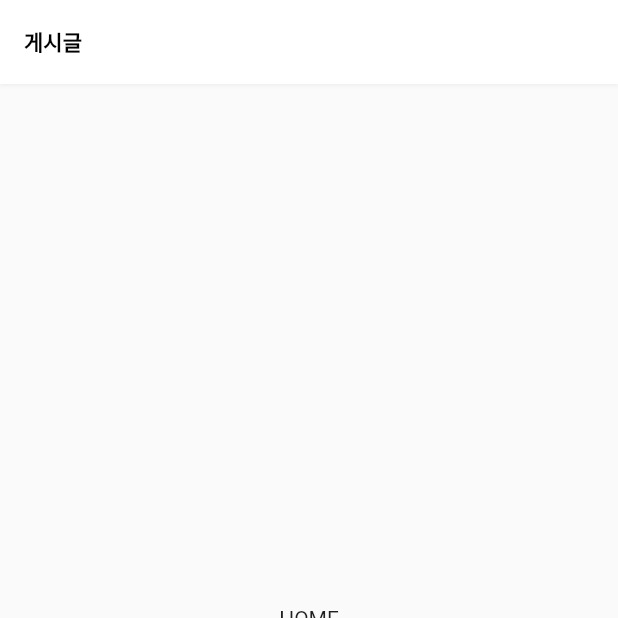
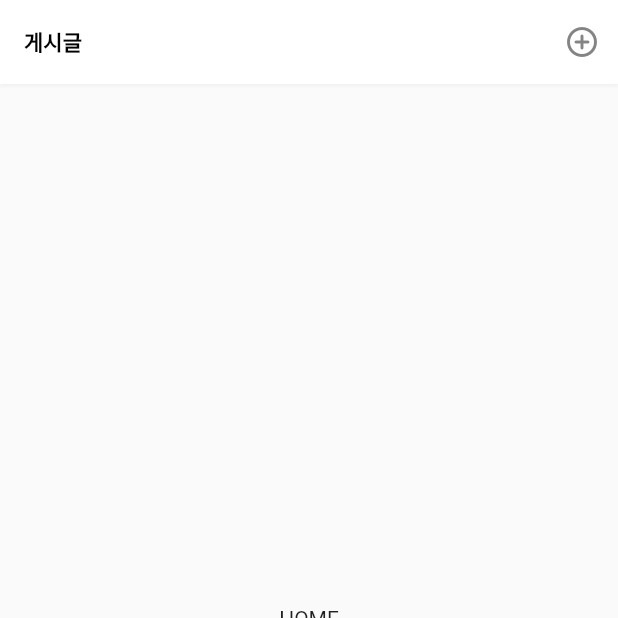
Before and after one commit to lRuRl/idea-concert, a Flutter app: the screen it shows after launch, on a phone screen of 412 x 824 dp, the top half of it. Run offline on Flutter 3.47's test engine with Material 2 defaults, Android fonts, the phone set to English and light mode, and no system bars.

```diff
--- /dev/null
+++ b/iruri/lib/components/component.dart
@@ -0,0 +1,20 @@
+import 'package:flutter/material.dart';
+
+// light gray 색 구분선
+const Widget divider = Divider(color: Color(0xFFEEEEEE), thickness: 1);
+
+/**
+ *  TODO : @jswboseok 프로필정보만들기
+ *  1. 프로필 정보는 StatefulWidget으로 만들 것
+ *  2. 나중에는 사용자의 정보를 받아와야 하기 때문에 현재 석운장이 만드는 컴포넌트를 FutureBuilder 안에 넣을 예정
+ *  3. 석운장은 레이아웃 부터 잡고 시작하고 있음 됨
+ *  4. 'stf' 를 입력하면 StatefulWidget 형태를 자동으로 생성해줌
+ *  vscode 확장 프로그램 : Awesome Flutter Snippets
+ *  ID: nash.awesome-flutter-snippets
+ *  설명: Awesome Flutter Snippets is a collection snippets and shortcuts for commonly used Flutter functions and classes
+ *  버전: 2.0.4
+ *  게시자: Neevash Ramdial
+ *  VS Marketplace 링크: https://marketplace.visualstudio.com/items?itemName=Nash.awesome-flutter-snippets
+ *
+ *  그럼 화이팅
+ */
--- a/iruri/lib/components/navigation.dart
+++ /dev/null
@@ -1,12 +0,0 @@
-import 'package:flutter/material.dart';
-
-// light gray 색 구분선
-const Widget divider = Divider(color: Color(0xFFEEEEEE), thickness: 1);
-
-// ignore: slash_for_doc_comments
-/**
- *  BottomNavigationBar
- *  HOME : 매칭이 이루어지는 탭
- *  STATE : 매칭 현황을 볼 수 있는 탭
- *  PERSONAL : 개인 설정을 할 수 있는 탭
- */
--- a/iruri/lib/pages/home/home.dart
+++ b/iruri/lib/pages/home/home.dart
@@ -1,5 +1,4 @@
 import 'package:flutter/material.dart';
-import 'package:iruri/components/navigation.dart';
 
 class HomePage extends StatefulWidget {
   @override
--- a/iruri/lib/pages/personal/personal.dart
+++ b/iruri/lib/pages/personal/personal.dart
@@ -1,5 +1,4 @@
 import 'package:flutter/material.dart';
-import 'package:iruri/components/navigation.dart';
 
 class PersonalPage extends StatefulWidget {
   @override
--- a/iruri/lib/pages/state/state.dart
+++ b/iruri/lib/pages/state/state.dart
@@ -1,5 +1,4 @@
 import 'package:flutter/material.dart';
-import 'package:iruri/components/navigation.dart';
 
 class StatePage extends StatefulWidget {
   @override
--- a/iruri/lib/routes.dart
+++ b/iruri/lib/routes.dart
@@ -1,6 +1,5 @@
 import 'package:flutter/material.dart';
 // components
-import 'package:iruri/components/navigation.dart';
 import 'package:iruri/components/palette.dart';
 import 'package:iruri/components/typhography.dart';
 // pages
@@ -61,6 +60,19 @@ class _RoutesState extends State<Routes> {
       backgroundColor: Colors.white,
       shadowColor: themeLightGrayOpacity20,
       elevation: 1.0, // less shadow
+      // '+' button : post new article
+      // 게시글 추가는 [홈]에서만 가능하게 하도록 삼항연산자로 구현
+      actions: <Widget>[
+        currentPageIndex == 0
+            ? IconButton(
+                icon: Icon(Icons.add_circle_outline_rounded,
+                    color: themeGrayText),
+                // navigation to article form page
+                // TODO : 새로운 게시글 등록 화면 이동
+                onPressed: () => print('add new article !'),
+              )
+            : SizedBox()  // SizedBox() 는 아무것도 없는 것을 의미합니다.
+      ],
     );
   }
 
@@ -70,7 +82,8 @@ class _RoutesState extends State<Routes> {
    */
   BottomNavigationBar bottomNavigationBar() {
     return BottomNavigationBar(
-      items: [  // 왼쪽부터 나열 됩니다.
+      items: [
+        // 왼쪽부터 나열 됩니다.
         BottomNavigationBarItem(
             icon: Icon(Icons.article_outlined),
             activeIcon: Icon(Icons.article_rounded),
```
